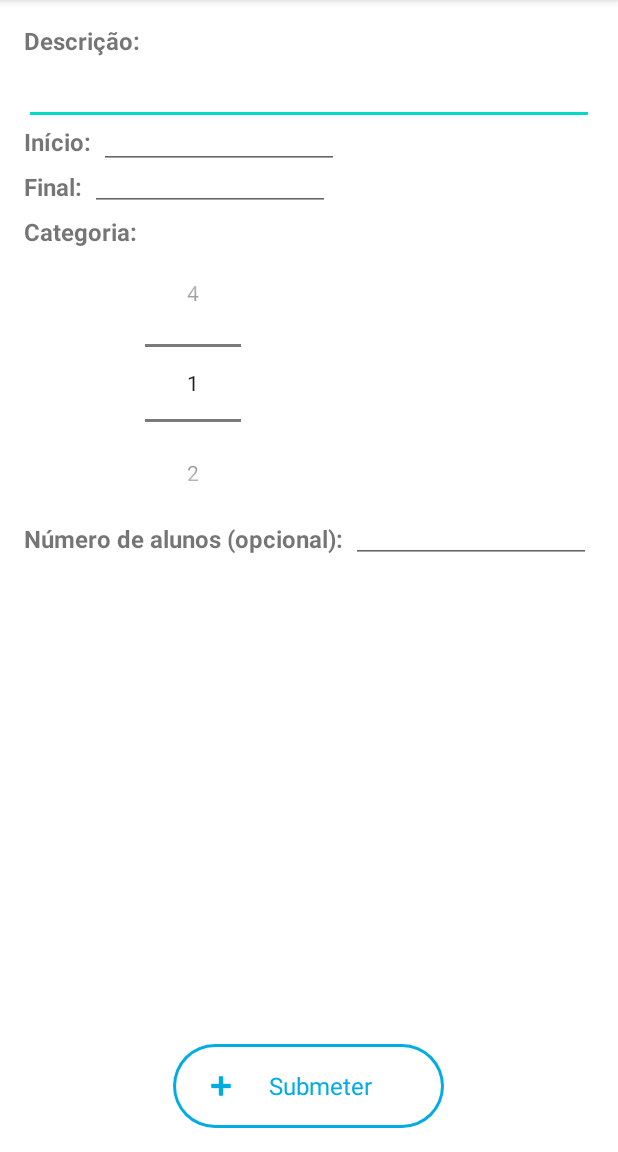
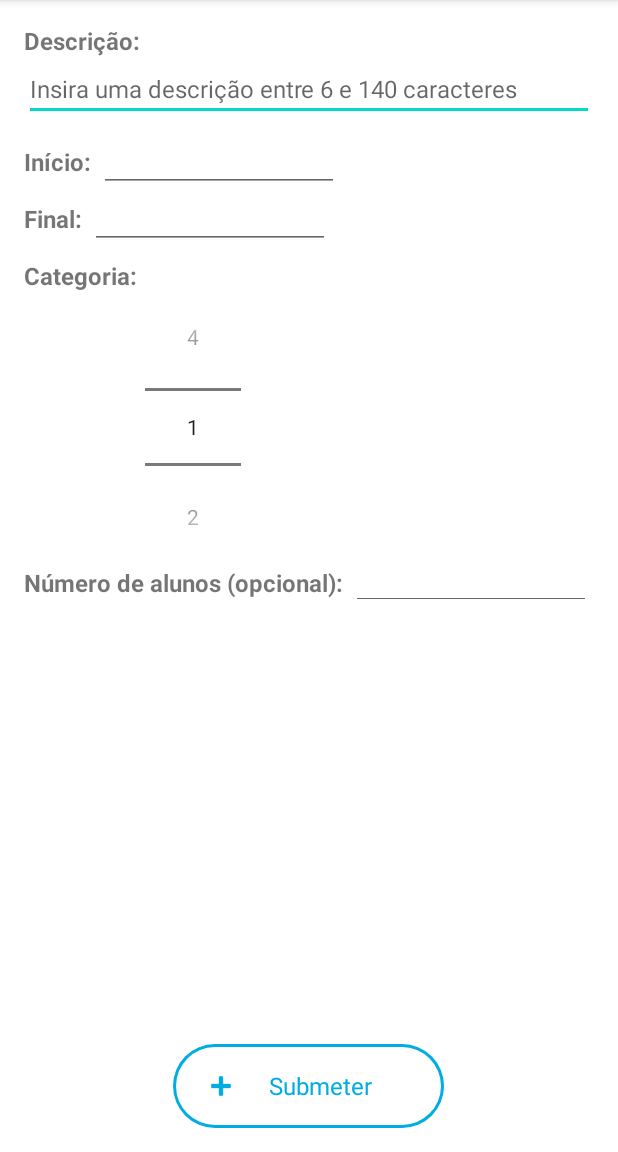
Before and after one commit to MiguelbrmFreitas/TesteCastGroup, an Android app: the CourseDetailsActivity screen opened directly, with no data from a screen before it, on a phone screen of 412 x 824 dp, the part 84-1236 px from its top. Run offline under Robolectric (Android 15) with nearby library versions, the phone set to English and light mode, and no system bars; 2 statements that could not run were skipped.

Commit message:
Date Picker dialogs e melhoria da CourseDetailsActivity

```diff
--- a/TesteCastGroupApp/app/src/main/res/layout/activity_course_details.xml
+++ b/TesteCastGroupApp/app/src/main/res/layout/activity_course_details.xml
@@ -65,6 +65,8 @@
                 android:imeOptions="actionDone"
                 android:layout_below="@id/activity_course_details_description_label"
                 android:focusable="true"
+                android:hint="@string/description_placeholder"
+                android:textSize="@dimen/text_size"
                 />
 
             <TextView
@@ -75,6 +77,7 @@
                 android:layout_width="wrap_content"
                 android:layout_height="wrap_content"
                 android:layout_below="@id/activity_course_details_description_edit_text"
+                android:layout_marginTop="@dimen/margin_top_fields"
                 />
 
             <EditText
@@ -83,11 +86,13 @@
                 android:layout_height="wrap_content"
                 android:layout_alignBottom="@id/activity_course_details_start_date_label"
                 android:layout_marginStart="5dp"
-                android:layout_marginBottom="-7dp"
+                android:layout_marginBottom="-9dp"
                 android:layout_toEndOf="@id/activity_course_details_start_date_label"
                 android:editable="false"
                 android:clickable="true"
                 android:focusable="true"
+                android:textSize="@dimen/text_size"
+                android:paddingTop="@dimen/edit_text_padding_top"
                 />
 
             <TextView
@@ -95,7 +100,7 @@
                 android:text="@string/end_date"
                 android:textSize="@dimen/label_size"
                 android:textStyle="bold"
-                android:layout_marginTop="8dp"
+                android:layout_marginTop="@dimen/margin_top_fields"
                 android:layout_width="wrap_content"
                 android:layout_height="wrap_content"
                 android:layout_below="@id/fragment_course_details_start_date_picker"
@@ -108,11 +113,13 @@
                 android:layout_below="@id/activity_course_details_start_date_label"
                 android:layout_alignBottom="@id/activity_course_details_end_date_label"
                 android:layout_marginStart="5dp"
-                android:layout_marginBottom="-5dp"
+                android:layout_marginBottom="-9dp"
                 android:layout_toEndOf="@id/activity_course_details_end_date_label"
                 android:editable="false"
                 android:clickable="true"
                 android:focusable="true"
+                android:textSize="@dimen/text_size"
+                android:paddingTop="@dimen/edit_text_padding_top"
                 />
 
             <TextView
@@ -120,7 +127,7 @@
                 android:text="@string/category"
                 android:textSize="@dimen/label_size"
                 android:textStyle="bold"
-                android:layout_marginTop="8dp"
+                android:layout_marginTop="@dimen/margin_top_fields"
                 android:layout_width="wrap_content"
                 android:layout_height="wrap_content"
                 android:layout_below="@id/activity_course_details_end_date_picker"
@@ -155,8 +162,10 @@
                 android:layout_toEndOf="@id/activity_course_details_students_number_label"
                 android:layout_below="@id/activity_course_details_category_picker"
                 android:layout_marginStart="5dp"
-                android:layout_marginBottom="-5dp"
+                android:layout_marginBottom="-8dp"
                 android:inputType="numberSigned"
+                android:textSize="@dimen/text_size"
+                android:paddingTop="@dimen/edit_text_padding_top"
                 />
 
         </RelativeLayout>
--- a/TesteCastGroupApp/app/src/main/res/values/dimens.xml
+++ b/TesteCastGroupApp/app/src/main/res/values/dimens.xml
@@ -8,4 +8,6 @@
     <dimen name="dialog_button_margin">8dp</dimen>
     <dimen name="dialog_delete_button_width">130dp</dimen>
     <dimen name="edit_text_width">160dp</dimen>
+    <dimen name="edit_text_padding_top">4dp</dimen>
+    <dimen name="margin_top_fields">16dp</dimen>
 </resources>
--- a/TesteCastGroupApp/app/src/main/res/values/strings.xml
+++ b/TesteCastGroupApp/app/src/main/res/values/strings.xml
@@ -24,4 +24,7 @@
     <string name="cancel">Cancelar</string>
 
     <string name="submit">Submeter</string>
+
+    <string name="description_placeholder">Insira uma descrição entre 6 e 140 caracteres</string>
+    <string name="students_number_placeholder">Insira um número inteiro maior que 0</string>
 </resources>
```
Also changed, not shown: TesteCastGroupApp/app/src/main/java/com/miguelbrmfreitas/testecastgroup/activities/CourseDetailsActivity.java (+66 -0 lines).
